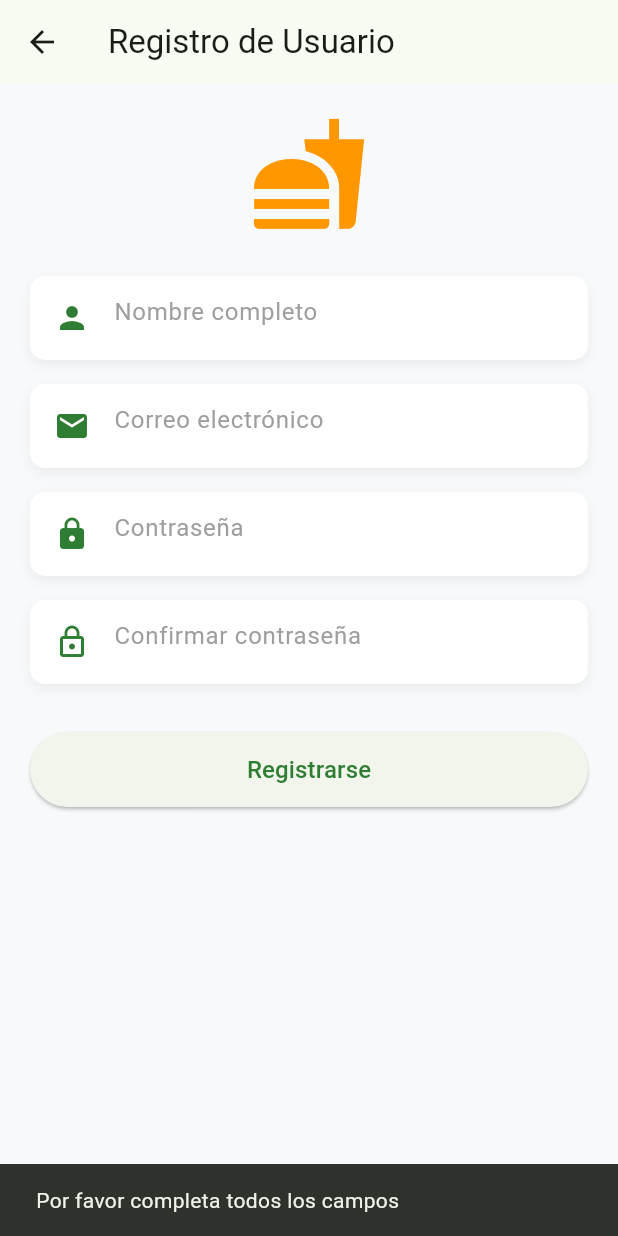
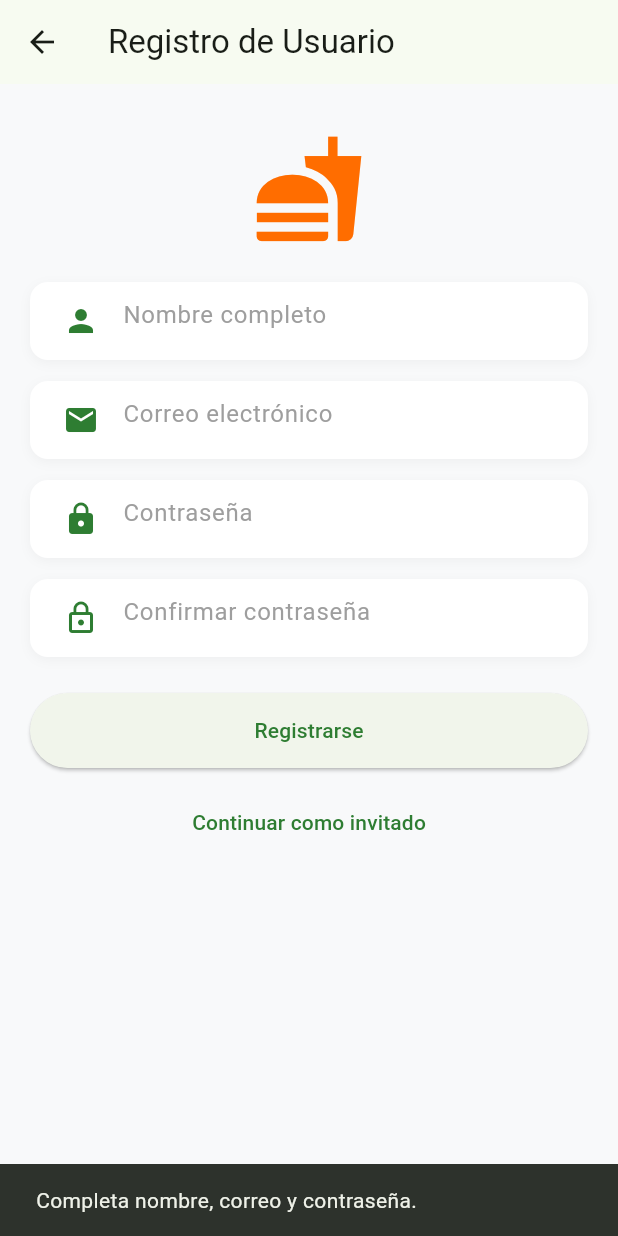
Before and after one commit to BarreraGerardo/food_delivery_app, a Flutter app: the RegisterScreen screen opened by its route, after a tap on "Registrarse", on a phone screen of 412 x 824 dp. Run offline on Flutter 3.47's test engine with Material 3 defaults, Android fonts, the phone set to English and light mode, and no system bars; our stand-ins replace cloud_firestore, firebase_auth, firebase_core, firebase_storage, geocoding, geolocator and 2 more; accounts and stored records are empty; network calls fail.

Commit message:
feat(auth-catalog): add timeout handling, expanded menu, and fix form validation
- Add timeout and safe dialog dismissal in RegisterScreen and CheckoutScreen
- Expand catalog with burgers, pizzas, sandwiches, fries, sushi, and frappes with fallback images
- Make isObsecure optional with default false in CustomTextField and fix null argument

```diff
--- a/lib/screens/register_screen.dart
+++ b/lib/screens/register_screen.dart
@@ -1,5 +1,7 @@
+import 'dart:async';
+import 'package:cloud_firestore/cloud_firestore.dart';
+import 'package:firebase_auth/firebase_auth.dart';
 import 'package:flutter/material.dart';
-import '../services/firebase_service.dart';
 import '../widgets/custom_textfield.dart';
 import '../widgets/loading_dialog.dart';
 
@@ -14,25 +16,59 @@ class _RegisterScreenState extends State<RegisterScreen> {
   final TextEditingController _nameController = TextEditingController();
   final TextEditingController _emailController = TextEditingController();
   final TextEditingController _passwordController = TextEditingController();
-  final TextEditingController _confirmPasswordController = TextEditingController();
-  final FirebaseService _firebaseService = FirebaseService();
+  final TextEditingController _confirmPasswordController =
+      TextEditingController();
 
-  Future<void> _register() async {
-    if (_nameController.text.isEmpty ||
-        _emailController.text.isEmpty ||
-        _passwordController.text.isEmpty) {
-      ScaffoldMessenger.of(context).showSnackBar(
-        const SnackBar(content: Text('Por favor completa todos los campos')),
-      );
+  bool _isSubmitting = false;
+
+  @override
+  void dispose() {
+    _nameController.dispose();
+    _emailController.dispose();
+    _passwordController.dispose();
+    _confirmPasswordController.dispose();
+    super.dispose();
+  }
+
+  void _closeLoadingDialog() {
+    if (!mounted) return;
+    final navigator = Navigator.of(context, rootNavigator: true);
+    if (navigator.canPop()) {
+      navigator.pop();
+    }
+  }
+
+  void _showMessage(String message) {
+    if (!mounted) return;
+    ScaffoldMessenger.of(context).showSnackBar(
+      SnackBar(content: Text(message)),
+    );
+  }
+
+  Future<void> _registerUser() async {
+    if (_isSubmitting) return;
+
+    final name = _nameController.text.trim();
+    final email = _emailController.text.trim();
+    final password = _passwordController.text;
+    final confirmPassword = _confirmPasswordController.text;
+
+    if (name.isEmpty || email.isEmpty || password.isEmpty) {
+      _showMessage('Completa nombre, correo y contraseña.');
       return;
     }
 
-    if (_passwordController.text != _confirmPasswordController.text) {
-      ScaffoldMessenger.of(context).showSnackBar(
-        const SnackBar(content: Text('Las contraseñas no coinciden')),
-      );
+    if (password.length < 6) {
+      _showMessage('La contraseña debe tener al menos 6 caracteres.');
       return;
     }
+
+    if (password != confirmPassword) {
+      _showMessage('Las contraseñas no coinciden.');
+      return;
+    }
+
+    setState(() => _isSubmitting = true);
 
     showDialog(
       context: context,
@@ -41,21 +77,57 @@ class _RegisterScreenState extends State<RegisterScreen> {
     );
 
     try {
-      await _firebaseService.registerUser(
-        _nameController.text.trim(),
-        _emailController.text.trim(),
-        _passwordController.text.trim(),
-      );
+      final credential = await FirebaseAuth.instance
+          .createUserWithEmailAndPassword(
+            email: email,
+            password: password,
+          )
+          .timeout(const Duration(seconds: 6));
+
+      final user = credential.user;
+      if (user != null) {
+        unawaited(user.updateDisplayName(name).catchError((_) {}));
+        unawaited(
+          FirebaseFirestore.instance
+              .collection('users')
+              .doc(user.uid)
+              .set({
+                'uid': user.uid,
+                'name': name,
+                'email': email,
+                'role': 'customer',
+                'createdAt': FieldValue.serverTimestamp(),
+              })
+              .timeout(const Duration(seconds: 3))
+              .catchError((_) {}),
+        );
+      }
+
+      _closeLoadingDialog();
+      if (!mounted) return;
+      Navigator.pushReplacementNamed(context, '/home');
+    } on FirebaseAuthException catch (e) {
+      _closeLoadingDialog();
+      String errorText = 'Error al registrar (${e.code})';
+      if (e.code == 'email-already-in-use') {
+        errorText = 'Ese correo ya está registrado. Intenta con otro.';
+      } else if (e.code == 'invalid-email') {
+        errorText = 'El formato del correo no es válido.';
+      } else if (e.code == 'weak-password') {
+        errorText = 'La contraseña es muy débil.';
+      } else if (e.code == 'network-request-failed') {
+        errorText = 'Sin conexión a internet en el emulador.';
+      }
+      _showMessage(errorText);
+    } on TimeoutException {
+      _closeLoadingDialog();
+      _showMessage('Firebase tardó en responder. Revisa la red del emulador.');
+    } catch (e) {
+      _closeLoadingDialog();
+      _showMessage('Error: $e');
+    } finally {
       if (mounted) {
-        Navigator.pop(context);
-        Navigator.pushReplacementNamed(context, '/home');
-      }
-    } catch (e) {
-      if (mounted) {
-        Navigator.pop(context);
-        ScaffoldMessenger.of(context).showSnackBar(
-          SnackBar(content: Text('Error: ${e.toString()}')),
-        );
+        setState(() => _isSubmitting = false);
       }
     }
   }
@@ -63,44 +135,60 @@ class _RegisterScreenState extends State<RegisterScreen> {
   @override
   Widget build(BuildContext context) {
     return Scaffold(
-      appBar: AppBar(title: const Text('Registro de Usuario')),
+      appBar: AppBar(
+        title: const Text('Registro de Usuario'),
+      ),
       body: SingleChildScrollView(
         padding: const EdgeInsets.all(20),
         child: Column(
           children: [
-            const Icon(Icons.fastfood, size: 80, color: Colors.orange),
-            const SizedBox(height: 20),
+            const SizedBox(height: 12),
+            Icon(
+              Icons.fastfood,
+              size: 76,
+              color: Theme.of(context).colorScheme.secondary,
+            ),
+            const SizedBox(height: 24),
             CustomTextField(
               controller: _nameController,
               data: Icons.person,
               hintText: 'Nombre completo',
+              isObsecure: false,
             ),
+            const SizedBox(height: 14),
             CustomTextField(
               controller: _emailController,
               data: Icons.email,
               hintText: 'Correo electrónico',
-              keyboardType: TextInputType.emailAddress,
+              isObsecure: false,
             ),
+            const SizedBox(height: 14),
             CustomTextField(
               controller: _passwordController,
               data: Icons.lock,
               hintText: 'Contraseña',
-              isObscure: true,
+              isObsecure: true,
             ),
+            const SizedBox(height: 14),
             CustomTextField(
               controller: _confirmPasswordController,
               data: Icons.lock_outline,
               hintText: 'Confirmar contraseña',
-              isObscure: true,
+              isObsecure: true,
             ),
             const SizedBox(height: 24),
             SizedBox(
               width: double.infinity,
               height: 50,
               child: ElevatedButton(
-                onPressed: _register,
-                child: const Text('Registrarse', style: TextStyle(fontSize: 16)),
+                onPressed: _isSubmitting ? null : _registerUser,
+                child: const Text('Registrarse'),
               ),
+            ),
+            const SizedBox(height: 12),
+            TextButton(
+              onPressed: () => Navigator.pushReplacementNamed(context, '/home'),
+              child: const Text('Continuar como invitado'),
             ),
           ],
         ),
--- a/lib/widgets/custom_textfield.dart
+++ b/lib/widgets/custom_textfield.dart
@@ -1,53 +1,64 @@
 import 'package:flutter/material.dart';
 
 class CustomTextField extends StatelessWidget {
-  final TextEditingController controller;
-  final IconData data;
-  final String hintText;
-  final bool isObscure;
+  final TextEditingController? controller;
+  final IconData? data;
+  final String? hintText;
+  final bool isObsecure;
   final bool enabled;
   final TextInputType keyboardType;
+  final int maxLines;
+  final String? Function(String?)? validator;
+  final void Function(String)? onChanged;
 
   const CustomTextField({
     super.key,
-    required this.controller,
-    required this.data,
-    required this.hintText,
-    this.isObscure = false,
+    this.controller,
+    this.data,
+    this.hintText,
+    this.isObsecure = false,
     this.enabled = true,
     this.keyboardType = TextInputType.text,
+    this.maxLines = 1,
+    this.validator,
+    this.onChanged,
   });
 
   @override
   Widget build(BuildContext context) {
+    final effectiveObscure = maxLines > 1 ? false : isObsecure;
+
     return Container(
       decoration: BoxDecoration(
         color: Colors.white,
-        borderRadius: BorderRadius.circular(10),
+        borderRadius: BorderRadius.circular(12),
         boxShadow: [
           BoxShadow(
-            color: Colors.grey.withValues(alpha: 0.15),
+            color: Colors.black.withValues(alpha: 0.04),
             blurRadius: 6,
-            offset: const Offset(0, 3),
+            offset: const Offset(0, 2),
           ),
         ],
       ),
-      padding: const EdgeInsets.all(4.0),
-      margin: const EdgeInsets.symmetric(vertical: 8.0),
+      padding: const EdgeInsets.symmetric(horizontal: 10, vertical: 2),
       child: TextFormField(
+        controller: controller,
+        obscureText: effectiveObscure,
         enabled: enabled,
-        controller: controller,
-        obscureText: isObscure,
         keyboardType: keyboardType,
-        cursorColor: Theme.of(context).primaryColor,
+        maxLines: maxLines,
+        validator: validator,
+        onChanged: onChanged,
         decoration: InputDecoration(
           border: InputBorder.none,
-          prefixIcon: Icon(
-            data,
-            color: Theme.of(context).primaryColor,
-          ),
-          hintText: hintText,
-          hintStyle: const TextStyle(color: Colors.grey),
+          prefixIcon: data != null
+              ? Icon(
+                  data,
+                  color: Theme.of(context).colorScheme.primary,
+                )
+              : null,
+          hintText: hintText ?? '',
+          hintStyle: TextStyle(color: Colors.grey[500]),
         ),
       ),
     );
```
